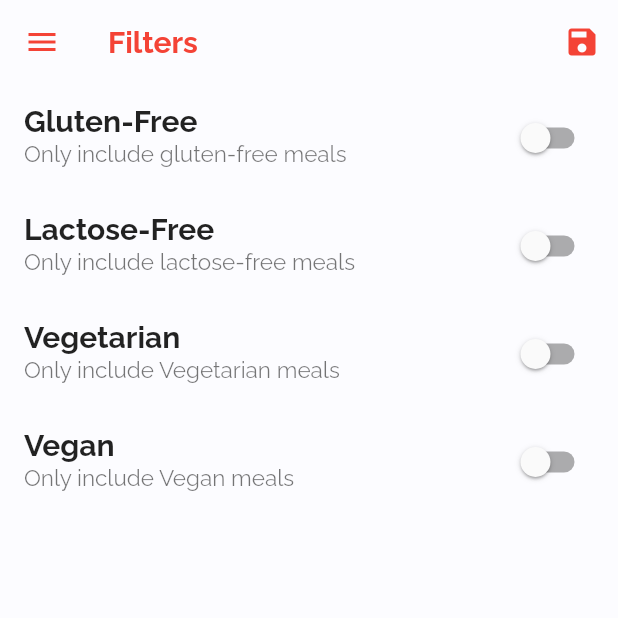
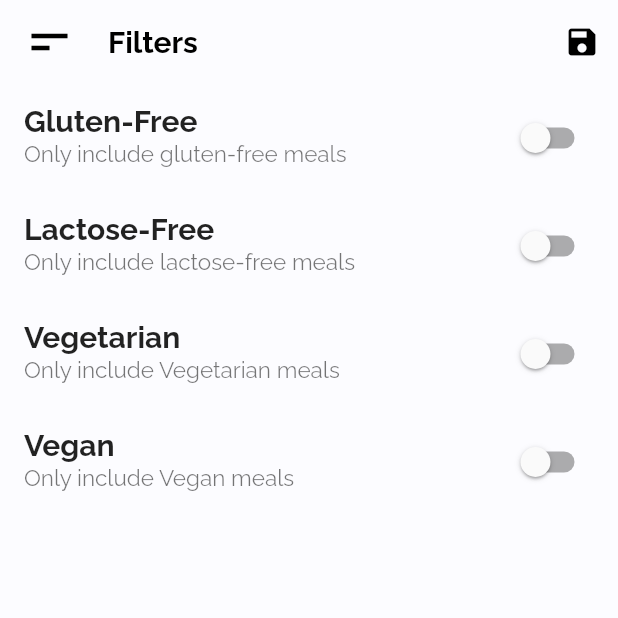
Before and after one commit to afrobeezy/Meals-App, a Flutter app: the FiltersScreen screen opened by its route, on a phone screen of 412 x 824 dp, the top half of it. Run offline on Flutter 3.47's test engine with Material 2 defaults, Android fonts, the phone set to English and light mode, and no system bars; our stand-ins replace firebase_auth, flutter_icons, flutter_screenutil, google_sign_in, hive; missing offline and left inert: dart:ffi; accounts and stored records are empty; generated files the repository leaves out were written again; network calls fail.

Commit message:
Improve UI Code

```diff
--- a/lib/screens/filters_screen.dart
+++ b/lib/screens/filters_screen.dart
@@ -49,15 +49,40 @@ class _FiltersScreenState extends State<FiltersScreen> {
     );
   }
 
+  Widget get menuButton {
+    return Container(
+      child: Column(
+        mainAxisAlignment: MainAxisAlignment.center,
+        crossAxisAlignment: CrossAxisAlignment.start,
+        children: <Widget>[
+          Container(height: 3, width: 24, color: Theme.of(context).hoverColor),
+          SizedBox(height: 5),
+          Container(height: 3, width: 12, color: Theme.of(context).hoverColor),
+        ],
+      ),
+    );
+  }
+
+  var scaffoldKey = GlobalKey<ScaffoldState>();
+
   @override
   Widget build(BuildContext context) {
     return Scaffold(
         appBar: AppBar(
           elevation: 0,
-          iconTheme: new IconThemeData(color: Colors.red),
+          iconTheme: new IconThemeData(color: Theme.of(context).hoverColor),
+          leading: Padding(
+            padding: const EdgeInsets.only(left: 10),
+            child: IconButton(
+              splashColor: Colors.transparent,
+              highlightColor: Colors.transparent,
+              icon: menuButton,
+              onPressed: () => scaffoldKey.currentState.openDrawer(),
+            ),
+          ),
           title: Text(
             'Filters',
-            style: TextStyle(color: Colors.red),
+            style: TextStyle(color: Theme.of(context).hoverColor),
           ),
           actions: <Widget>[
             IconButton(
@@ -74,16 +99,10 @@ class _FiltersScreenState extends State<FiltersScreen> {
             ),
           ],
         ),
+        key: scaffoldKey,
         drawer: MainDrawer(),
         body: Column(
           children: <Widget>[
-            // Container(
-            //   padding: EdgeInsets.all(20),
-            //   child: Text(
-            //     'Adjust your meal selection',
-            //     style: Theme.of(context).textTheme.title,
-            //   ),
-            // ),
             Expanded(
               child: ListView(
                 children: <Widget>[
```
Also changed, not shown: lib/screens/tabs_screen.dart (+37 -10 lines).
